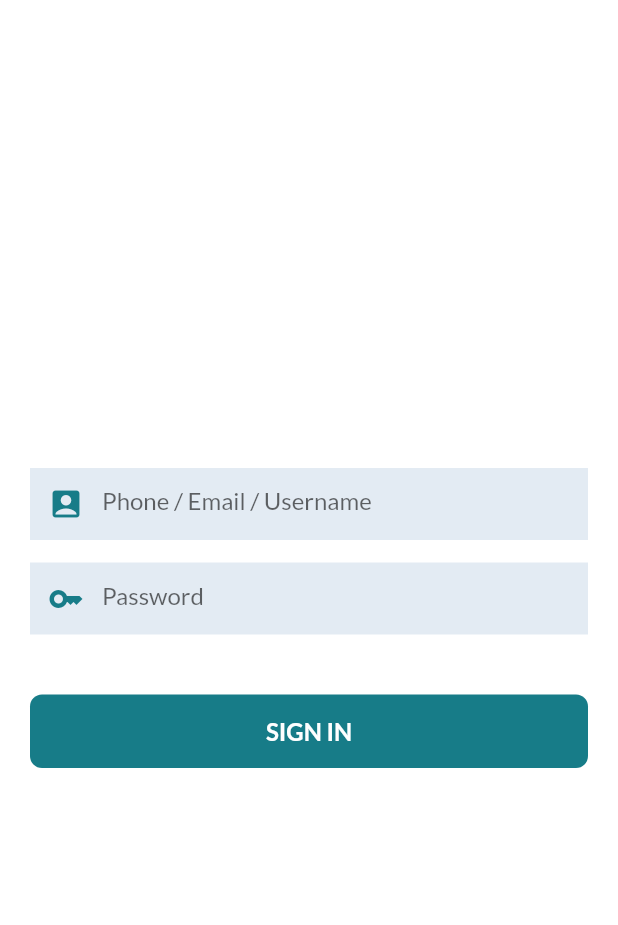
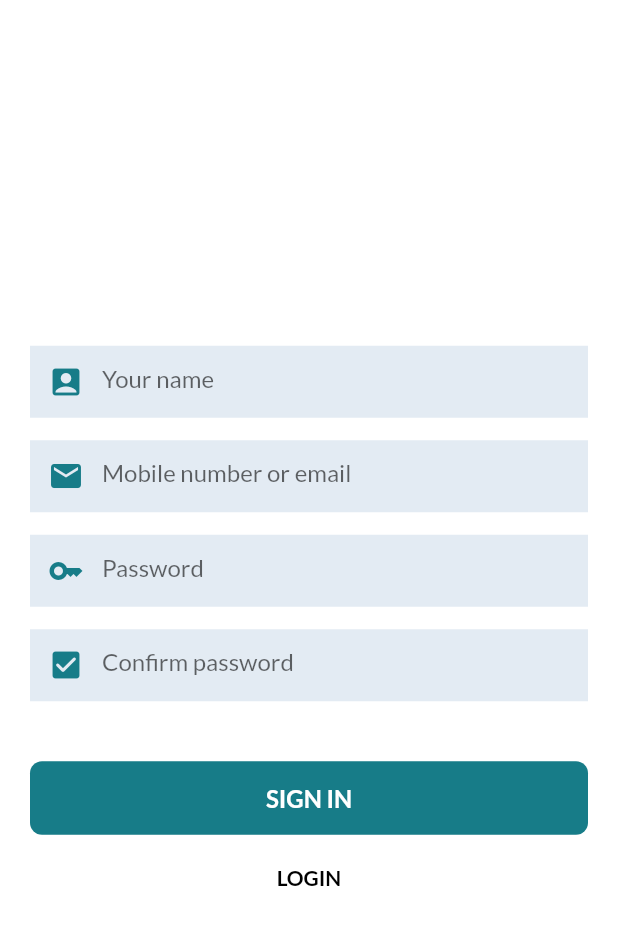
Before and after one commit to KomalJaiswal10/Amal, a Flutter app: the screen it shows after launch, on a phone screen of 412 x 824 dp. Shown: the top 925 px of the screen. Run offline on Flutter 3.47's test engine with Material 3 defaults, Android fonts, the phone set to English and light mode, and no system bars; drawn by our look-alikes of animated_text_kit; our stand-ins replace flutter_bloc, hive_flutter, page_transition; accounts and stored records are empty.

Commit message:
signup ui

```diff
--- a/lib/main.dart
+++ b/lib/main.dart
@@ -7,6 +7,7 @@ import 'package:amal/service/theme/cubit/theme_state.dart';
 import 'package:amal/service/theme/theme.dart';
 import 'package:amal/view/src/intro/splash.dart';
 import 'package:amal/view/widgets/extensions.dart';
+import 'package:amal/view/widgets/inherited_class.dart';
 import 'package:flutter/material.dart';
 import 'package:flutter_bloc/flutter_bloc.dart';
 import 'package:hive_flutter/adapters.dart';
@@ -23,7 +24,9 @@ class MyApp extends StatelessWidget {
   const MyApp({super.key});
   @override
   Widget build(BuildContext context) {
-    return MultiBlocProvider(
+    return MyInheritedContext(
+      context: context,
+      child: MultiBlocProvider(
           providers: [BlocProvider(create: (context) => themeCubit)],
           child: BlocBuilder<ThemeCubit, ThemeState>(builder: (context, state) {
             return MaterialApp(
@@ -35,7 +38,8 @@ class MyApp extends StatelessWidget {
               navigatorKey: AppFinals.globalStateKey,
               home: const SplashScreen(),
             );
-        }));
+          })),
+    );
   }
 }
 
--- a/lib/view/src/authentication/login.dart
+++ b/lib/view/src/authentication/sign_up.dart
@@ -3,11 +3,12 @@ import 'package:amal/service/theme/cubit/theme_cubit.dart';
 import 'package:amal/view/widgets/buttons.dart';
 import 'package:amal/view/widgets/extensions.dart';
 import 'package:amal/view/widgets/textfields.dart';
+import 'package:amal/view/widgets/texts.dart';
 import 'package:flutter/material.dart';
 import 'package:flutter_bloc/flutter_bloc.dart';
 
-class LoginPage extends StatelessWidget {
-  const LoginPage({super.key});
+class SignUpView extends StatelessWidget {
+  const SignUpView({super.key});
 
   @override
   Widget build(BuildContext context) {
@@ -18,16 +19,37 @@ class LoginPage extends StatelessWidget {
           mainAxisAlignment: MainAxisAlignment.center,
           children: [
             const CustomTextField(
-              hint: 'Phone / Email / Username',
+              hint: 'Your name',
               prefixIcon: Icons.account_box,
             ),
             15.heigth,
+            const CustomTextField(
+              hint: 'Mobile number or email',
+              prefixIcon: Icons.email,
+            ),
+            15.heigth,
             const CustomTextField(hint: 'Password', prefixIcon: Icons.key),
+            15.heigth,
+            const CustomTextField(
+                hint: 'Confirm password', prefixIcon: Icons.check_box_rounded),
             40.heigth,
             CustomButton(
               text: 'SIGN IN',
               isExpand: true,
               onTap: submit,
+            ),
+            20.heigth,
+            Row(
+              mainAxisAlignment: MainAxisAlignment.center,
+              children: [
+                const Divider(
+                  thickness: 1,
+                ),
+                CustomText(title: 'LOGIN').smallText(),
+                const Divider(
+                  thickness: 1,
+                ),
+              ],
             )
           ],
         ),
@@ -38,6 +60,5 @@ class LoginPage extends StatelessWidget {
   void submit() {
     final cubit = AppFinals.context.read<ThemeCubit>();
     cubit.toggleTheme();
-    print(AppFinals.context.read<ThemeCubit>().state.colorTheme.textFieldBg);
   }
 }
--- a/lib/view/src/intro/splash.dart
+++ b/lib/view/src/intro/splash.dart
@@ -3,7 +3,7 @@ import 'package:amal/service/constant/colors.dart';
 import 'package:amal/service/constant/dimensions.dart';
 import 'package:amal/service/constant/strings.dart';
 import 'package:amal/service/route/transitions.dart';
-import 'package:amal/view/src/authentication/login.dart';
+import 'package:amal/view/src/authentication/sign_up.dart';
 import 'package:animated_text_kit/animated_text_kit.dart';
 import 'package:flutter/material.dart';
 
@@ -52,7 +52,7 @@ class SplashScreen extends StatelessWidget {
             visible: isVisible,
             child: AnimatedTextKit(
               onFinished: () =>
-                  AppPageTransitions.fade(child: const LoginPage()),
+                  AppPageTransitions.fade(child: const SignUpView()),
               totalRepeatCount: 1,
               animatedTexts: [
                 FadeAnimatedText(AppString.appName,
--- a/lib/view/widgets/buttons.dart
+++ b/lib/view/widgets/buttons.dart
@@ -1,4 +1,3 @@
-
 import 'package:amal/service/constant/colors.dart';
 import 'package:amal/service/constant/dimensions.dart';
 import 'package:amal/service/theme/cubit/theme_cubit.dart';
@@ -45,7 +44,9 @@ class CustomButton extends StatelessWidget {
                             color: state.colorTheme.buttonShadow)
                       ]
                     : []),
-            child: Center(child: CustomText('SIGN IN').buttonText()),
+            child: Center(
+                child: CustomText(title: 'SIGN IN')
+                    .buttonText()),
           ));
     });
   }
--- /dev/null
+++ b/lib/view/widgets/inherited_class.dart
@@ -0,0 +1,20 @@
+import 'package:flutter/material.dart';
+
+class MyInheritedContext extends InheritedWidget {
+  final BuildContext context;
+
+  const MyInheritedContext({
+    super.key,
+    required this.context,
+    required Widget child,
+  }) : super(child: child);
+
+  static MyInheritedContext? of(BuildContext context) {
+    return context.dependOnInheritedWidgetOfExactType<MyInheritedContext>();
+  }
+
+  @override
+  bool updateShouldNotify(InheritedWidget oldWidget) {
+    return false;
+  }
+}
--- a/lib/view/widgets/texts.dart
+++ b/lib/view/widgets/texts.dart
@@ -1,8 +1,9 @@
-
 import 'package:amal/service/constant/colors.dart';
 import 'package:amal/service/constant/finals.dart';
+import 'package:amal/service/theme/cubit/theme_cubit.dart';
 import 'package:amal/view/widgets/extensions.dart';
 import 'package:flutter/material.dart';
+import 'package:flutter_bloc/flutter_bloc.dart';
 
 abstract class BaseTextTemplate {
   Widget defaultStyle({required String title, required TextStyle style}) {
@@ -12,15 +13,20 @@ abstract class BaseTextTemplate {
 
 class CustomText extends BaseTextTemplate {
   final String title;
-
-  CustomText(this.title);
+  CustomText({required this.title});
 
   Widget buttonText() {
     return defaultStyle(
         title: title,
-        style: AppFinals.context
-            .textTheme
-            .titleMedium!
+        style: AppFinals.context.textTheme.titleMedium!
             .copyWith(fontWeight: FontWeight.bold, color: AppColors.white));
   }
+
+  Widget smallText() {
+    final bloc = AppFinals.context.watch<ThemeCubit>();
+    return defaultStyle(
+        title: title,
+        style: AppFinals.context.textTheme.bodyLarge!.copyWith(
+            fontWeight: FontWeight.bold, color: bloc.state.colorTheme.text));
+  }
 }
```
Also changed, not shown: lib/view/src/authentication/sign_in.dart (added, +43 -0 lines). Lines whose indentation alone changed are shown as unchanged.
